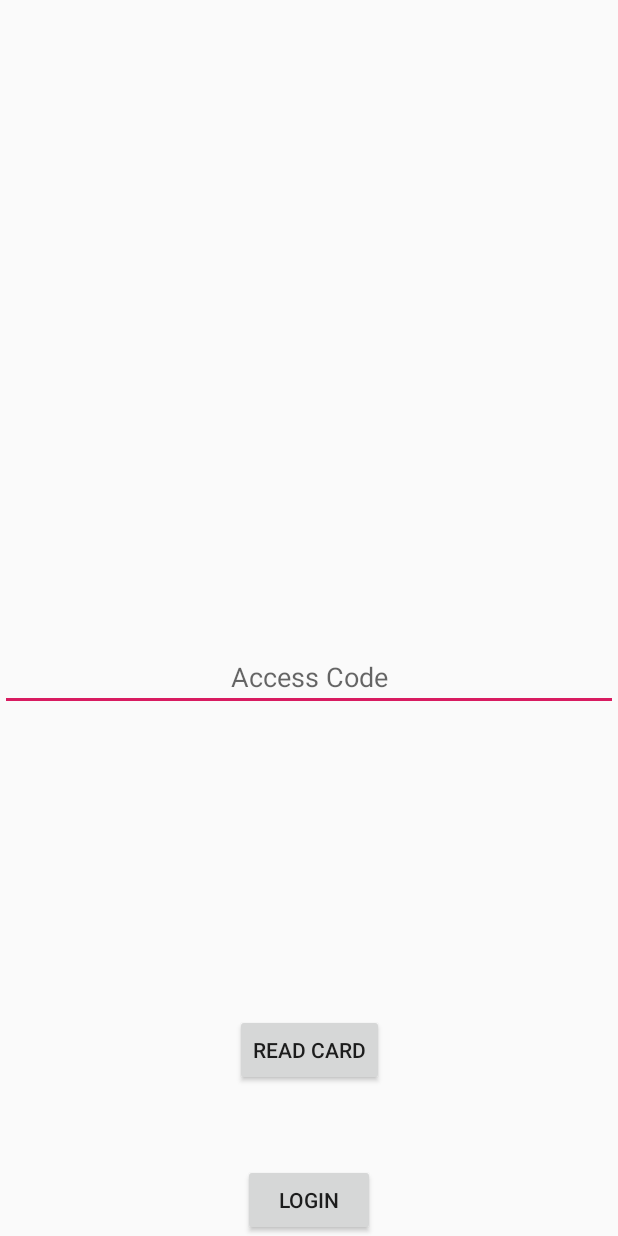
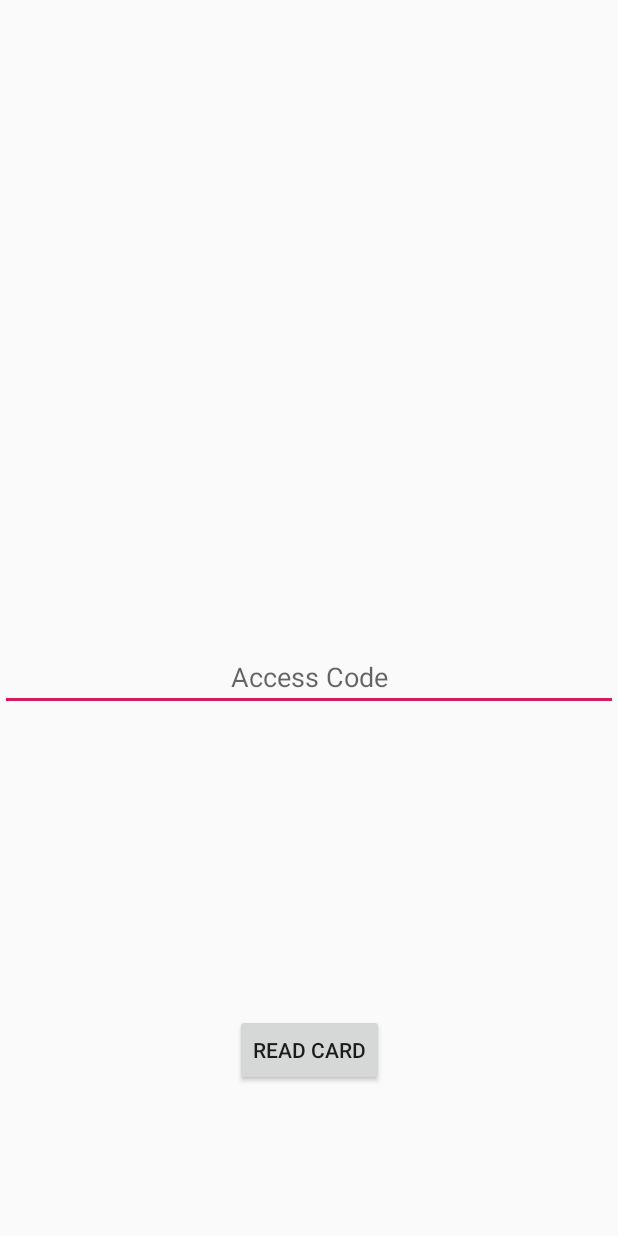
Before and after one commit to joaquinpco/vaadin-PoC, an Android app: the layout activity_main.xml on its own in the app's theme, with its tools: preview values and no code run, on a phone screen of 412 x 824 dp. Run offline under Robolectric (Android 15) with nearby library versions, the phone set to English and light mode, and no system bars.

Commit message:
Android Updated

```diff
--- a/app/src/main/AndroidManifest.xml
+++ b/app/src/main/AndroidManifest.xml
@@ -3,6 +3,12 @@
     package="com.android.wp">
 
     <uses-permission android:name="android.permission.INTERNET" />
+
+    <uses-permission android:name="android.permission.NFC" />
+
+    <uses-feature
+        android:name="android.hardware.nfc"
+        android:required="true" />
 
     <application
         android:allowBackup="true"
--- a/app/src/main/res/layout/activity_main.xml
+++ b/app/src/main/res/layout/activity_main.xml
@@ -33,14 +33,5 @@
         app:layout_constraintBottom_toBottomOf="parent"
         android:layout_marginBottom="100dp"
         />
-    <Button
-        android:id="@+id/btnLogin"
-        android:text="Login"
-        android:layout_height="wrap_content"
-        android:layout_width="wrap_content"
-        app:layout_constraintLeft_toLeftOf="parent"
-        app:layout_constraintRight_toRightOf="parent"
-        app:layout_constraintBottom_toBottomOf="parent"
-        />
 
 </androidx.constraintlayout.widget.ConstraintLayout>
```
Also changed, not shown: app/src/main/java/com/android/wp/MainActivity.java (+68 -8 lines), 1 other file.
